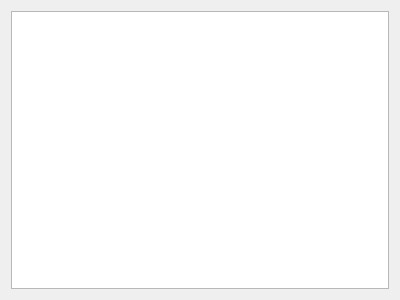
BryceCallender/SAPMicrocodeGenerator, file jsonpreview.ui: the form before one commit.
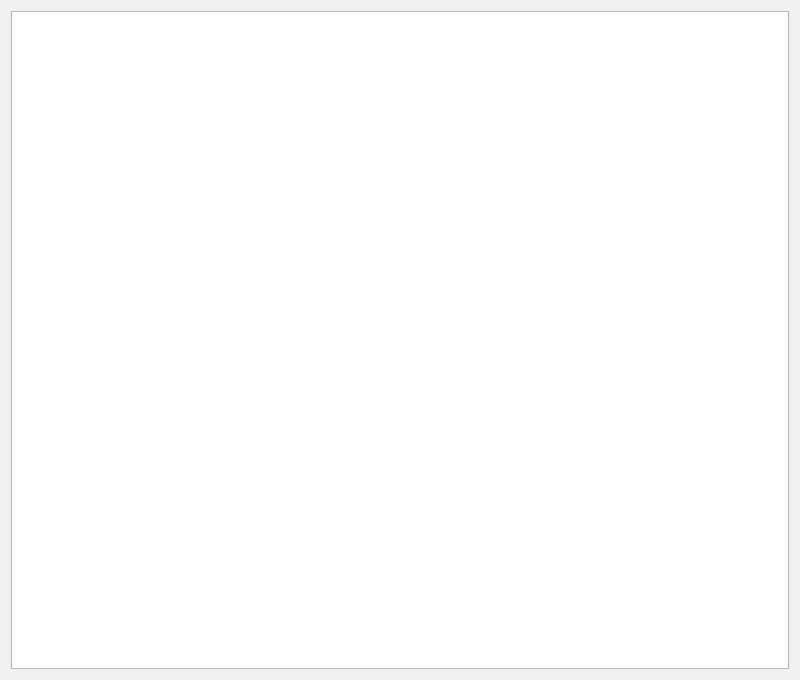
The form after the commit.

The edit to the form file:
```diff
--- a/jsonpreview.ui
+++ b/jsonpreview.ui
@@ -6,8 +6,8 @@
    <rect>
     <x>0</x>
     <y>0</y>
-    <width>400</width>
-    <height>300</height>
+    <width>800</width>
+    <height>680</height>
    </rect>
   </property>
   <property name="windowTitle">
```
